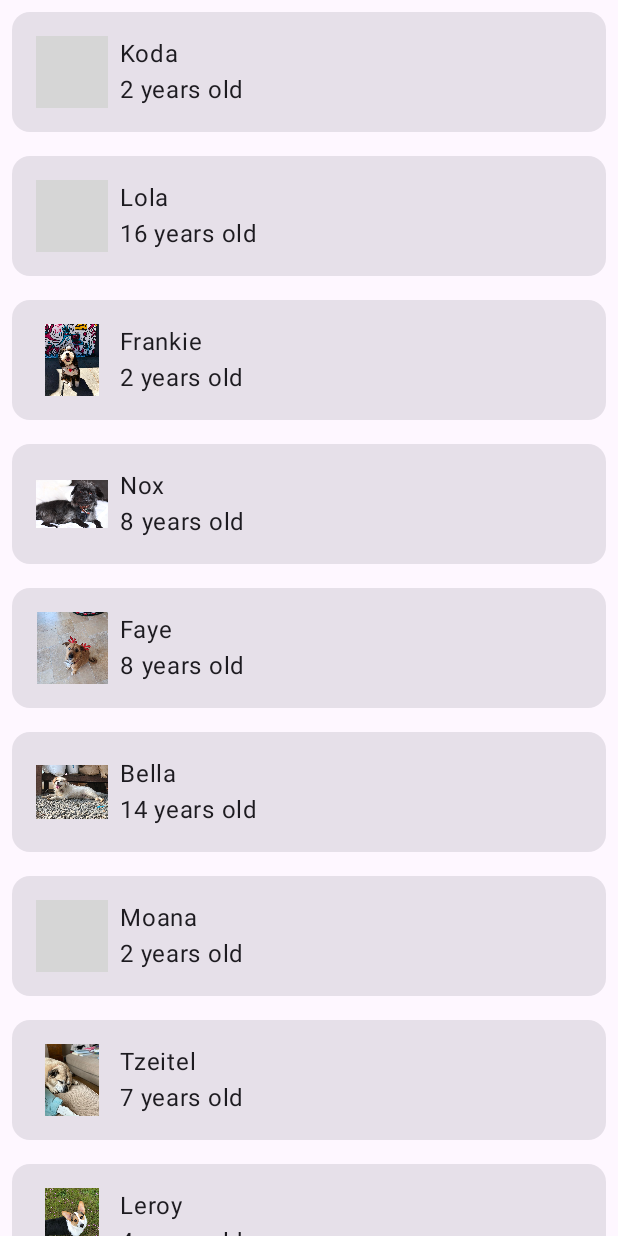
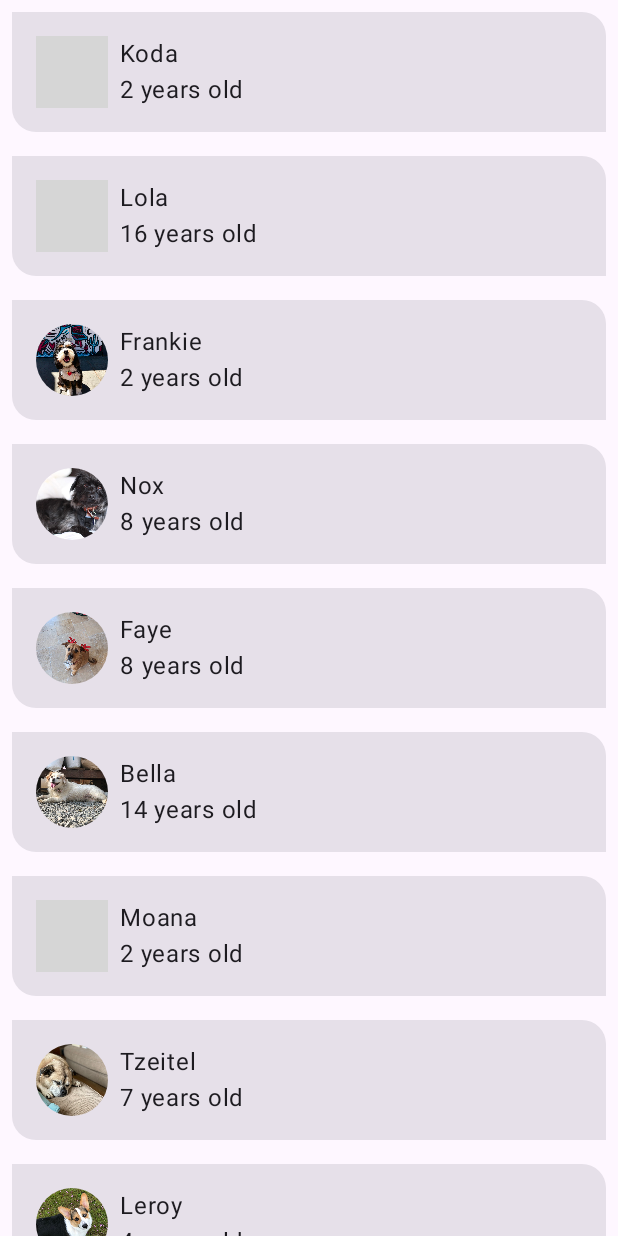
Before and after one commit to Gnarll/Android-basics, an Android app built with Jetpack Compose: the screen it shows after launch (MainActivity), on a phone screen of 412 x 824 dp. Run offline under Robolectric (Android 15) with nearby library versions, the phone set to English and light mode, and no system bars; grey boxes are pictures that could not be loaded.

Commit message:
add shapes of components

```diff
--- a/app/src/main/java/com/example/androidbasics/MainActivity.kt
+++ b/app/src/main/java/com/example/androidbasics/MainActivity.kt
@@ -16,11 +16,14 @@ import androidx.compose.foundation.layout.size
 import androidx.compose.foundation.lazy.LazyColumn
 import androidx.compose.foundation.lazy.items
 import androidx.compose.material3.Card
+import androidx.compose.material3.MaterialTheme
 import androidx.compose.material3.Scaffold
 import androidx.compose.material3.Surface
 import androidx.compose.material3.Text
 import androidx.compose.runtime.Composable
 import androidx.compose.ui.Modifier
+import androidx.compose.ui.draw.clip
+import androidx.compose.ui.layout.ContentScale
 import androidx.compose.ui.res.dimensionResource
 import androidx.compose.ui.res.painterResource
 import androidx.compose.ui.res.stringResource
@@ -64,7 +67,9 @@ fun DogItem(
     dog: Dog,
     modifier: Modifier = Modifier
 ) {
-    Card(modifier = modifier) {
+    Card(
+        modifier = modifier
+    ) {
         Row(
             modifier = Modifier
                 .fillMaxWidth()
@@ -84,9 +89,10 @@ fun DogIcon(
     Image(
         modifier = modifier
             .size(dimensionResource(R.dimen.image_size))
-            .padding(dimensionResource(R.dimen.padding_small)),
+            .padding(dimensionResource(R.dimen.padding_small))
+            .clip(MaterialTheme.shapes.small),
         painter = painterResource(dogIcon),
-        contentDescription = null
+        contentDescription = null, contentScale = ContentScale.Crop
     )
 }
 
--- /dev/null
+++ b/app/src/main/java/com/example/androidbasics/ui/theme/Shape.kt
@@ -0,0 +1,11 @@
+package com.example.androidbasics.ui.theme
+
+
+import androidx.compose.foundation.shape.RoundedCornerShape
+import androidx.compose.material3.Shapes
+import androidx.compose.ui.unit.dp
+
+val Shapes = Shapes(
+    small = RoundedCornerShape(50.dp),
+    medium = RoundedCornerShape(bottomStart = 16.dp, topEnd = 16.dp)
+)
--- a/app/src/main/java/com/example/androidbasics/ui/theme/Theme.kt
+++ b/app/src/main/java/com/example/androidbasics/ui/theme/Theme.kt
@@ -273,6 +273,7 @@ fun AndroidBasicsTheme(
     MaterialTheme(
         colorScheme = colorScheme,
         typography = AppTypography,
+        shapes = Shapes,
         content = content
     )
 }
```
